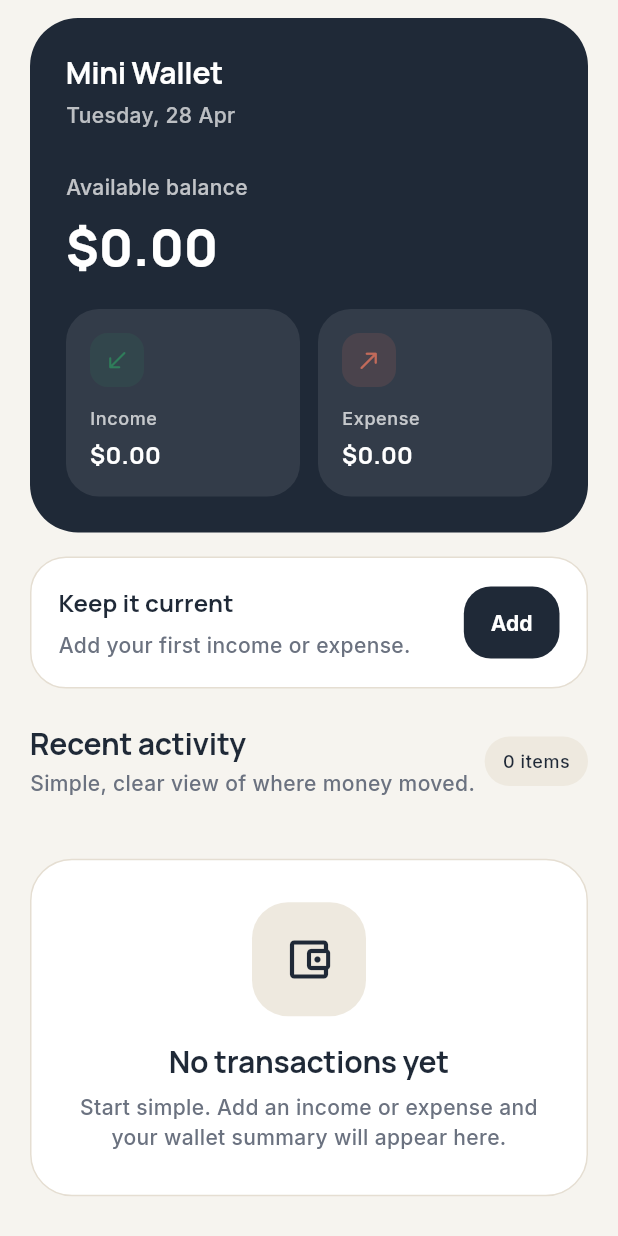
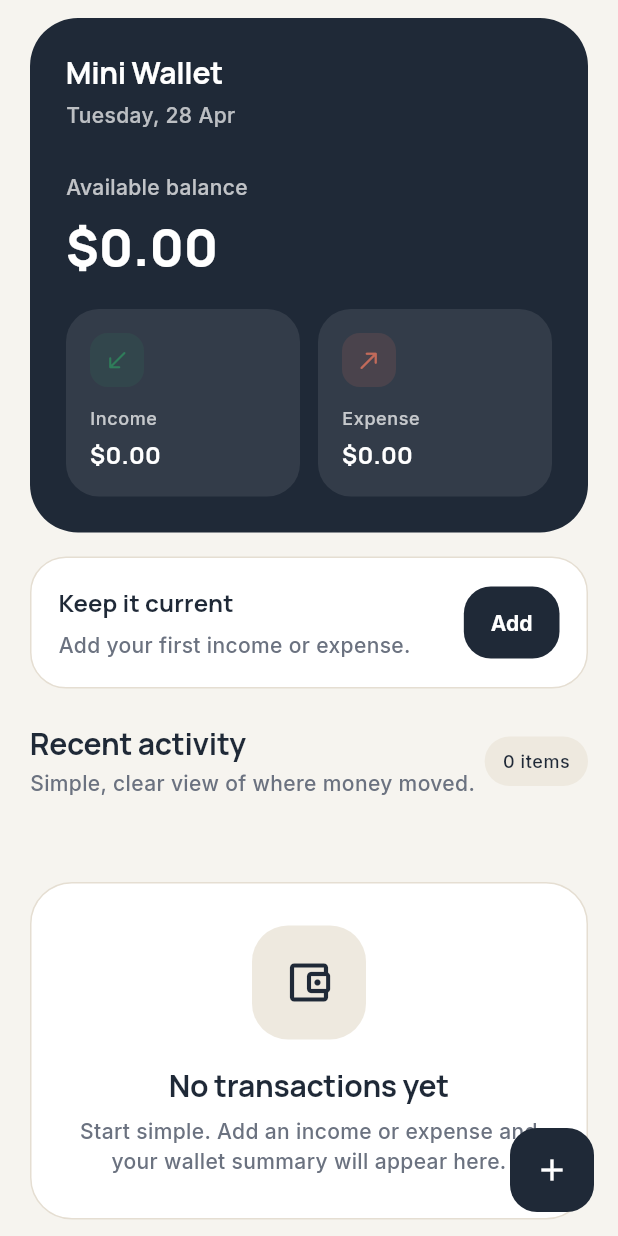
Before and after one commit to DrRaspec/Mini-Wallet, a Flutter app: the screen it shows after launch, on a phone screen of 412 x 824 dp. Run offline on Flutter 3.47's test engine with Material 3 defaults, Android fonts, the phone set to English and light mode, and no system bars; our stand-ins replace get, go_router, google_fonts, sqflite; accounts and stored records are empty.

Commit message:
feat(home): add floating action button that will add new transaction

```diff
--- a/lib/features/transaction/presentation/pages/home_page.dart
+++ b/lib/features/transaction/presentation/pages/home_page.dart
@@ -53,7 +53,7 @@ class HomePage extends GetView<HomeController> {
                   ),
                 ),
                 SliverPadding(
-                  padding: const EdgeInsets.fromLTRB(20, 24, 20, 14),
+                  padding: const EdgeInsets.fromLTRB(20, 24, 20, 36),
                   sliver: SliverToBoxAdapter(
                     child: Row(
                       mainAxisAlignment: MainAxisAlignment.spaceBetween,
@@ -129,6 +129,10 @@ class HomePage extends GetView<HomeController> {
             ),
           );
         }),
+      ),
+      floatingActionButton: FloatingActionButton(
+        onPressed: () => context.push(RoutePaths.addTransaction),
+        child: const Icon(Icons.add),
       ),
     );
   }
```
